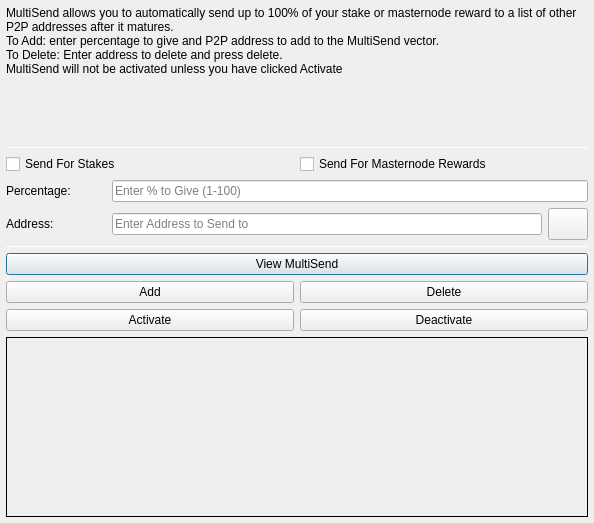
First picture: the form in src/qt/forms/multisenddialog.ui, repository p2pcoinspro/p2p-master, before the edit.
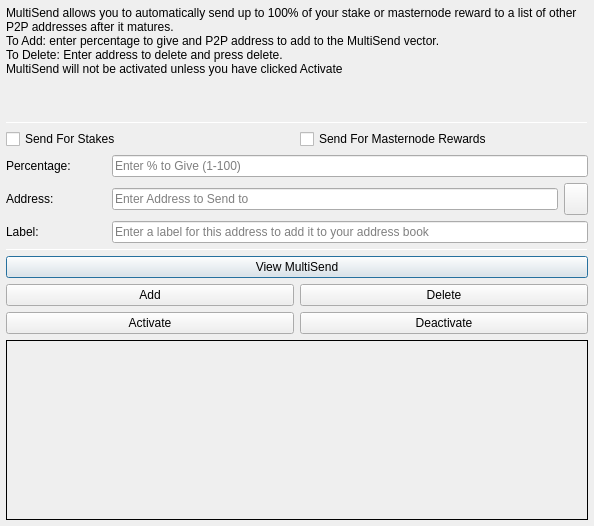
Second picture: the form after the edit. Icons and pictures are not drawn.

Patch:
```diff
--- a/src/qt/forms/multisenddialog.ui
+++ b/src/qt/forms/multisenddialog.ui
@@ -10,7 +10,7 @@
     <x>0</x>
     <y>0</y>
     <width>594</width>
-    <height>523</height>
+    <height>526</height>
    </rect>
   </property>
   <property name="windowTitle">
@@ -30,7 +30,7 @@
     <number>6</number>
    </property>
    <item>
-    <layout class="QVBoxLayout" name="verticalLayout_Main" stretch="1,1,1,1,1,1">
+    <layout class="QVBoxLayout" name="verticalLayout_Main" stretch="1,1,1,0,1,1,1">
      <item>
       <widget class="QLabel" name="label_2">
        <property name="lineWidth">
@@ -148,7 +148,7 @@
           </widget>
          </item>
          <item>
-          <widget class="QPushButton" name="addressBookButton">
+          <widget class="QToolButton" name="addressBookButton">
            <property name="maximumSize">
             <size>
              <width>16777215</width>
@@ -168,15 +168,36 @@
            <property name="shortcut">
             <string>Alt+A</string>
            </property>
-           <property name="autoDefault">
-            <bool>false</bool>
-           </property>
           </widget>
          </item>
         </layout>
        </item>
       </layout>
      </item>
+     <item>
+      <layout class="QHBoxLayout" name="horizontalLayout_3">
+       <item>
+        <widget class="QLabel" name="label_3">
+         <property name="minimumSize">
+          <size>
+           <width>100</width>
+           <height>0</height>
+          </size>
+         </property>
+         <property name="text">
+          <string>Label:</string>
+         </property>
+        </widget>
+       </item>
+       <item>
+        <widget class="QLineEdit" name="labelAddressLabelEdit">
+         <property name="placeholderText">
+          <string>Enter a label for this address to add it to your address book</string>
+         </property>
+        </widget>
+       </item>
+      </layout>
+     </item>
      <item>
       <widget class="Line" name="line_2">
        <property name="minimumSize">
```
